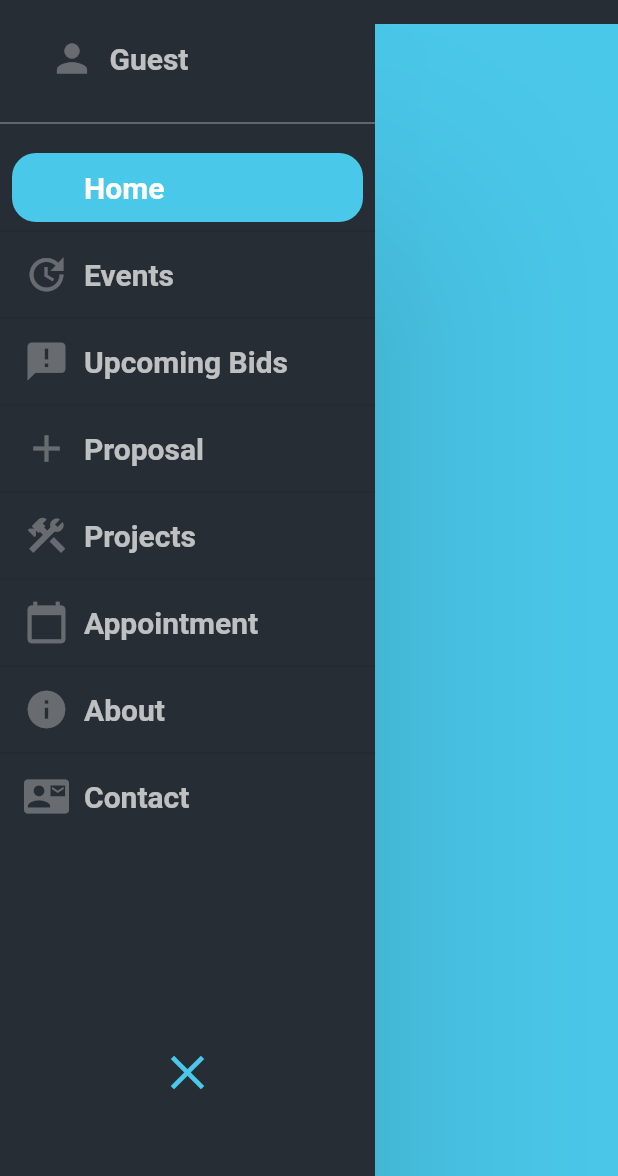
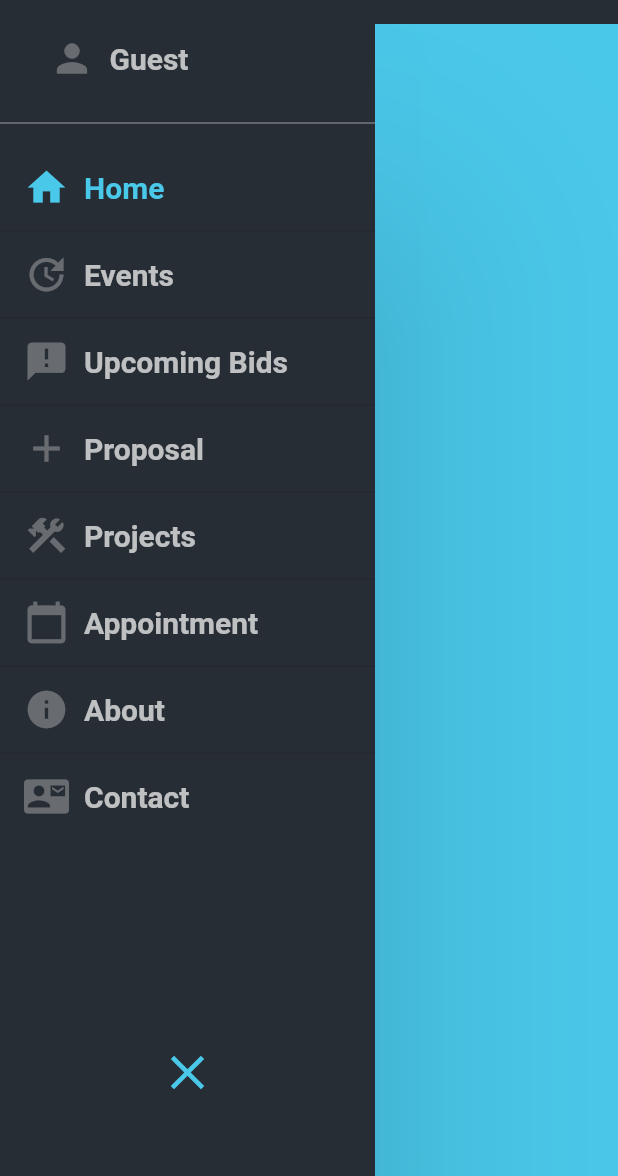
Before and after one commit to JosephLattisaw/hydris, a Flutter app: the screen it shows after launch, on a phone screen of 412 x 824 dp, the part 60-1236 px from its top. Run offline on Flutter 3.47's test engine with Material 2 defaults, Android fonts, the phone set to English and light mode, and no system bars.

Commit message:
coloring icons and words instead of just coloring the icon on sidebar

```diff
--- a/hydris/lib/collapsible_sidebar/commons/collapsing_list_tile_widget.dart
+++ b/hydris/lib/collapsible_sidebar/commons/collapsing_list_tile_widget.dart
@@ -38,7 +38,7 @@ class _CollapsingListTileState extends State<CollapsingListTile> {
       child: Container(
         decoration: BoxDecoration(
           borderRadius: BorderRadius.all(Radius.circular(16.0)),
-          color: widget.is_selected ? selected_color : Colors.transparent,
+          color: Colors.transparent,
         ),
         width: width_animation.value,
         margin: EdgeInsets.symmetric(horizontal: 8.0),
--- a/hydris/lib/collapsible_sidebar/theme.dart
+++ b/hydris/lib/collapsible_sidebar/theme.dart
@@ -2,8 +2,8 @@ import 'package:flutter/material.dart';
 
 TextStyle list_title_default_text_style = TextStyle(
     color: Colors.white70, fontSize: 20.0, fontWeight: FontWeight.w600);
-TextStyle list_title_selected_text_style =
-    TextStyle(color: Colors.white, fontSize: 20.0, fontWeight: FontWeight.w600);
+TextStyle list_title_selected_text_style = TextStyle(
+    color: Color(0xFF4AC8EA), fontSize: 20.0, fontWeight: FontWeight.w600);
 
 Color selected_color = Color(0xFF4AC8EA);
 Color drawer_background_color = Color(0xFF272D34);
```
